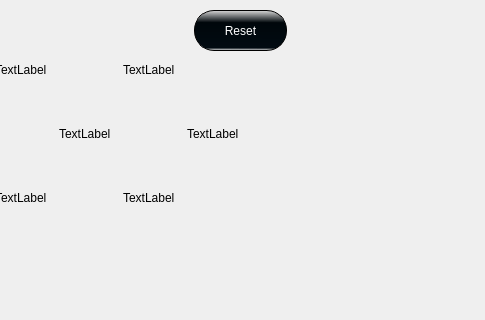
First picture: the form in mainwindow.ui, repository cobalt00498/Checkers_Qt, before the edit; both pictures show x 316 to 801 and y 0 to 320 of the 801 by 605 pixel window.
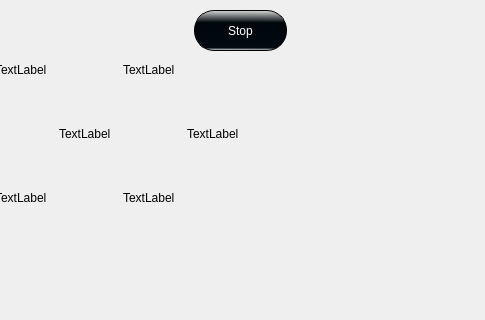
Second picture: the form after the edit. Icons and pictures are not drawn.

The edit to the form file:
```diff
--- a/mainwindow.ui
+++ b/mainwindow.ui
@@ -360,7 +360,7 @@
 }</string>
       </property>
       <property name="text">
-       <string>Reset</string>
+       <string>Stop</string>
       </property>
      </widget>
      <widget class="QPushButton" name="HomeButton">
```
Left out of the diff: 250 changed lines with no effect on the pictures.
